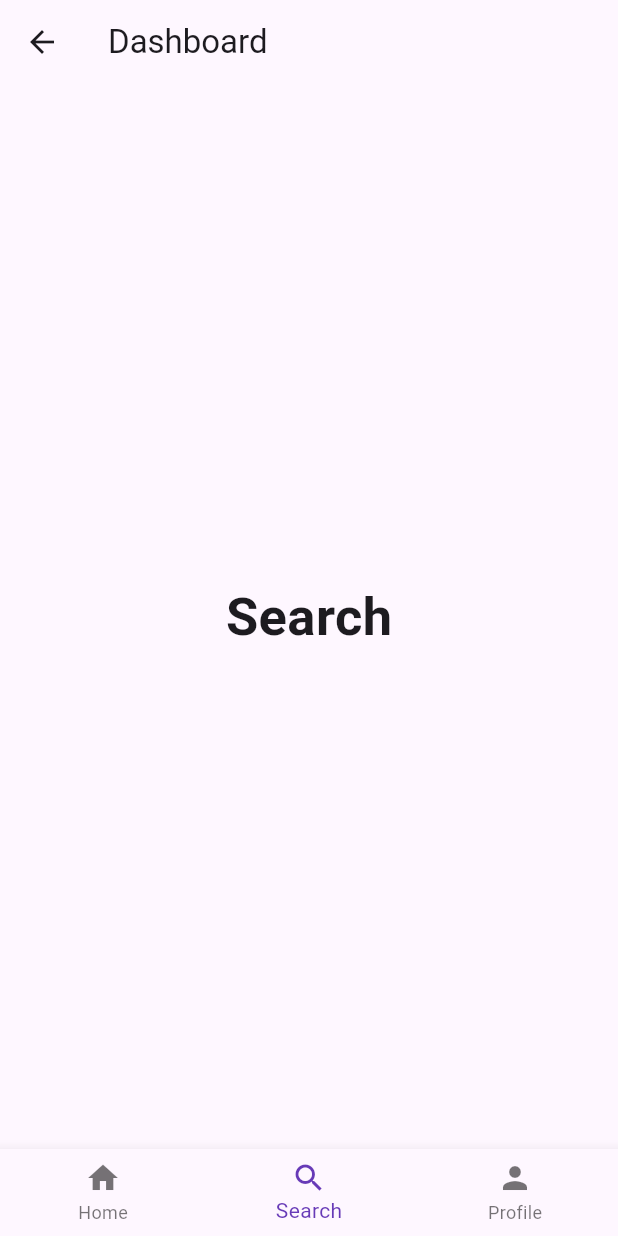
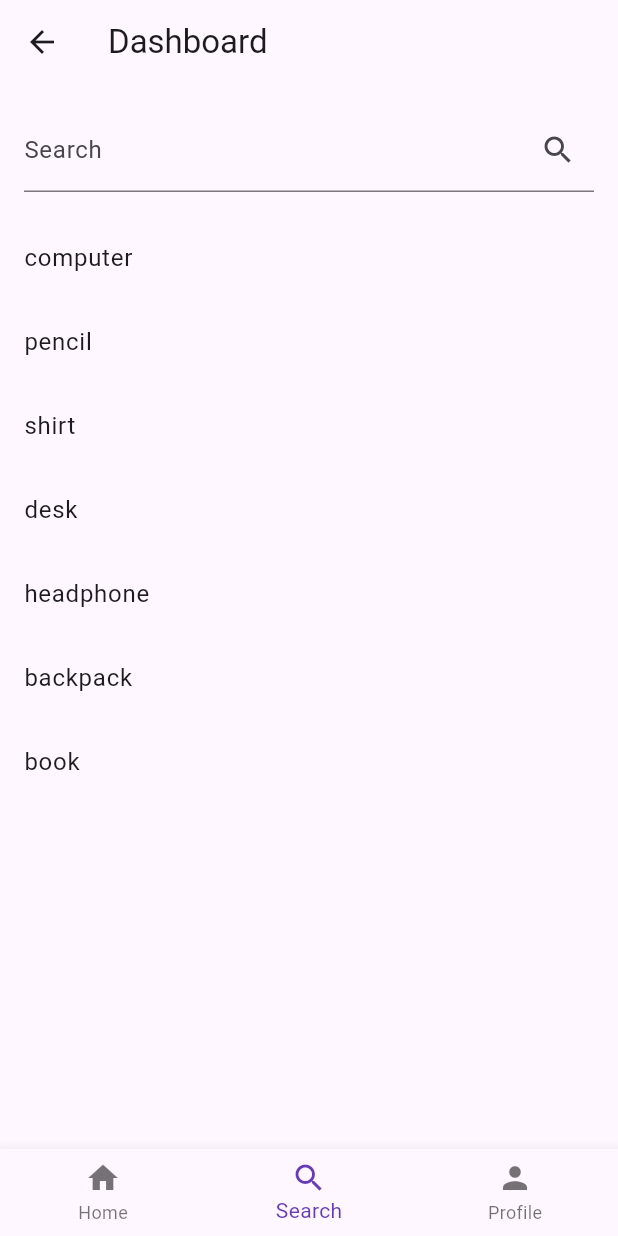
Before and after one commit to patelv712/4261Proj, a Flutter app: the DashboardScreen screen opened directly, item 2 of the bottom bar chosen, on a phone screen of 412 x 824 dp. Run offline on Flutter 3.47's test engine with Material 3 defaults, Android fonts, the phone set to English and light mode, and no system bars.

Commit message:
search feature

```diff
--- a/proj1/lib/dashboard.dart
+++ b/proj1/lib/dashboard.dart
@@ -7,17 +7,81 @@ class DashboardScreen extends StatefulWidget {
 
 class _DashboardScreenState extends State<DashboardScreen> {
   int _selectedIndex = 0; // Current index for the bottom nav bar
+  TextEditingController _searchController = TextEditingController();
 
-  static List<Widget> _widgetOptions = <Widget>[
-    Text('Home Screen', style: TextStyle(fontSize: 35, fontWeight: FontWeight.bold)),
-    Text('Search', style: TextStyle(fontSize: 35, fontWeight: FontWeight.bold)),
-    Text('Profile', style: TextStyle(fontSize: 35, fontWeight: FontWeight.bold)),
-  ];
+  // Dummy list of data to simulate search
+  List<String> _allItems = ['computer', 'pencil', 'shirt', 'desk', 'headphone', 'backpack', 'book'];
+  List<String> _searchResults = [];
 
-  void _onItemTapped(int index) {
+  // This method is called whenever the text field changes
+  void _runFilter(String enteredKeyword) {
+    List<String> results = [];
+    if (enteredKeyword.isEmpty) {
+      // If the search field is empty or only contains white-space, we'll display all data
+      results = _allItems;
+    } else {
+      results = _allItems
+          .where((item) =>
+              item.toLowerCase().contains(enteredKeyword.toLowerCase()))
+          .toList();
+    }
+    // Refresh the UI
     setState(() {
-      _selectedIndex = index;
+      _searchResults = results;
     });
+  }
+
+  @override
+  void initState() {
+    super.initState();
+    // Start with all items in the search result
+    _searchResults = _allItems;
+    // Listener for search field
+    _searchController.addListener(() {
+      _runFilter(_searchController.text);
+    });
+  }
+
+  @override
+  void dispose() {
+    _searchController.dispose();
+    super.dispose();
+  }
+
+  static List<Widget> _widgetOptions(dynamic searchResults, TextEditingController searchController) {
+    // Home Screen Widget
+    Widget homeWidget = Text('Home Screen', style: TextStyle(fontSize: 35, fontWeight: FontWeight.bold));
+
+    // Search Screen Widget
+    Widget searchWidget = Column(
+      children: [
+        Padding(
+          padding: const EdgeInsets.all(16.0),
+          child: TextField(
+            controller: searchController,
+            decoration: InputDecoration(
+              labelText: 'Search',
+              suffixIcon: Icon(Icons.search),
+            ),
+          ),
+        ),
+        Expanded(
+          child: ListView.builder(
+            itemCount: searchResults.length,
+            itemBuilder: (context, index) {
+              return ListTile(
+                title: Text(searchResults[index]),
+              );
+            },
+          ),
+        ),
+      ],
+    );
+
+    // Profile Screen Widget
+    Widget profileWidget = Text('Profile', style: TextStyle(fontSize: 35, fontWeight: FontWeight.bold));
+
+    return [homeWidget, searchWidget, profileWidget];
   }
 
   @override
@@ -27,7 +91,7 @@ class _DashboardScreenState extends State<DashboardScreen> {
         title: Text('Dashboard'),
       ),
       body: Center(
-        child: _widgetOptions.elementAt(_selectedIndex),
+        child: _widgetOptions(_searchResults, _searchController).elementAt(_selectedIndex),
       ),
       bottomNavigationBar: BottomNavigationBar(
         items: const <BottomNavigationBarItem>[
@@ -46,7 +110,11 @@ class _DashboardScreenState extends State<DashboardScreen> {
         ],
         currentIndex: _selectedIndex,
         selectedItemColor: Colors.deepPurple,
-        onTap: _onItemTapped,
+        onTap: (index) {
+          setState(() {
+            _selectedIndex = index;
+          });
+        },
       ),
     );
   }
```
